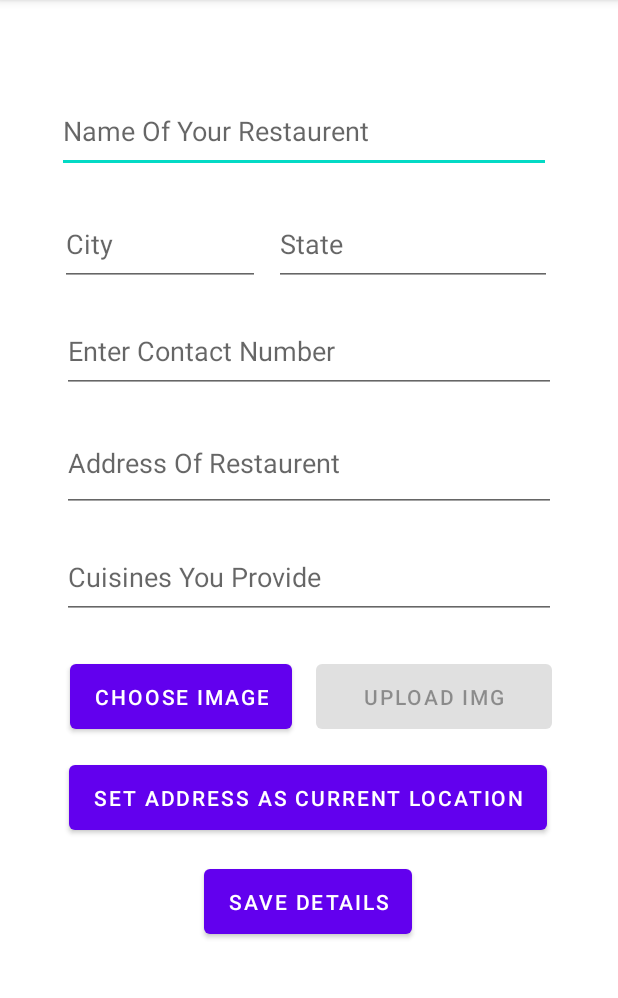
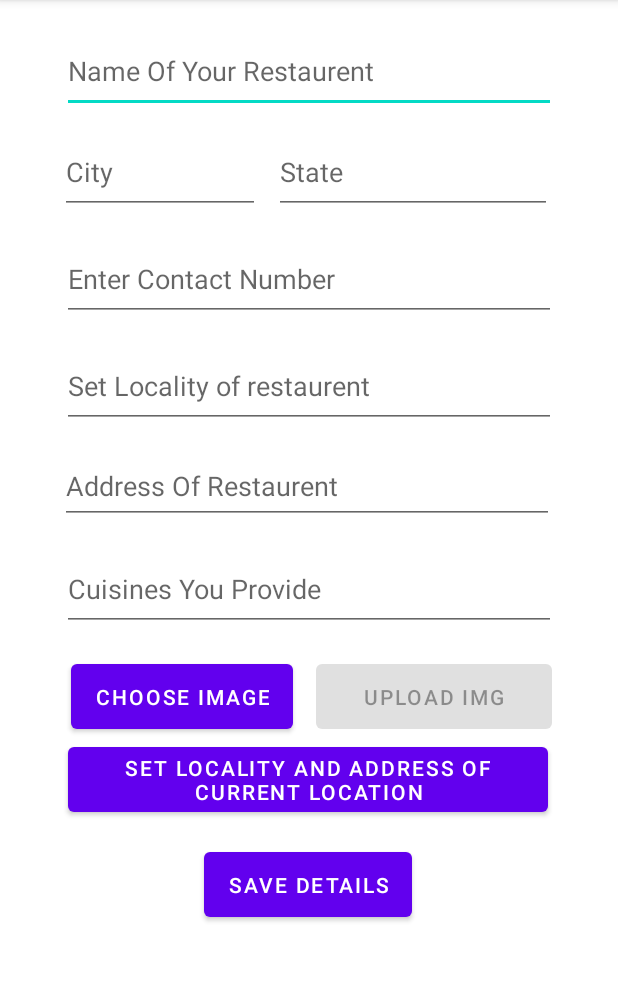
Before and after one commit to Div7195/FoodDeliveryApp, an Android app: the RestaurentDetailsActivity screen opened directly, with no data from a screen before it, after a tap on "SAVE DETAILS", on a phone screen of 412 x 824 dp, the part 84-1082 px from its top. Run offline under Robolectric (Android 15) with nearby library versions, the phone set to English and light mode, and no system bars; our stand-ins replace Firebase (no records; nobody signed in at launch, a user with empty details on screens opened directly).

Commit message:
Minor fixes

```diff
--- a/app/src/main/java/div/appd/divfoodzdeliveryapp/DishtypeExploreActivity.java
+++ b/app/src/main/java/div/appd/divfoodzdeliveryapp/DishtypeExploreActivity.java
@@ -87,6 +87,7 @@ public class DishtypeExploreActivity extends AppCompatActivity {
                             dishIds.add(snapshot2.child("dishId").getValue(String.class));
                         }
                         arrayOfRestaurents.add(new Restaurent(snapshot1.child("name").getValue(String.class)
+                                ,snapshot1.child("locality").getValue(String.class)
                         ,snapshot1.child("address").getValue(String.class)
                         ,snapshot1.child("cuisines").getValue(String.class)
                         ,snapshot1.child("city").getValue(String.class)
--- a/app/src/main/java/div/appd/divfoodzdeliveryapp/OrderViewUser.java
+++ b/app/src/main/java/div/appd/divfoodzdeliveryapp/OrderViewUser.java
@@ -87,7 +87,7 @@ public class OrderViewUser extends AppCompatActivity {
         Intent intent = getIntent();
         Bundle args = intent.getBundleExtra("bundleData");
         cartItemInfoArrayList = (ArrayList<CartItemInfo>) args.getSerializable("arraylistcartitems");
-        customerIdForUse = (String) args.getString("");
+        customerIdForUse = (String) args.getString("customerId");
         totalBillIntent = (String) args.getString("totalbill");
         taxesIntent = (String) args.getString("taxes");
         deliveryIntent = (String) args.getString("deliveryfee");
--- a/app/src/main/java/div/appd/divfoodzdeliveryapp/Restaurent.java
+++ b/app/src/main/java/div/appd/divfoodzdeliveryapp/Restaurent.java
@@ -6,6 +6,7 @@ import java.util.ArrayList;
 public class Restaurent implements Serializable {
     private String name;
     private String address;
+    private String locality;
     private String cuisines;
     private String city;
     private String state;
@@ -16,9 +17,10 @@ public class Restaurent implements Serializable {
     private String restaurentId;
     private Boolean eligible;
 
-    public  Restaurent(String name, String address, String cuisines, String city, String state, String imageUrl, String contact, ArrayList<String> categories, ArrayList<String> dishIds, String restaurentId, Boolean eligible ){
+    public  Restaurent(String name, String address, String locality, String cuisines, String city, String state, String imageUrl, String contact, ArrayList<String> categories, ArrayList<String> dishIds, String restaurentId, Boolean eligible ){
         this.name = name;
         this.address = address;
+        this.locality = locality;
         this.cuisines = cuisines;
         this.city = city;
         this.state = state;
@@ -31,6 +33,7 @@ public class Restaurent implements Serializable {
     }
     public String getName(){return name;}
     public String getAddress(){return address;}
+    public String getLocality(){return locality;}
     public String getCuisines(){return cuisines;}
     public String getCity(){return city;}
     public String getState(){return state;}
--- a/app/src/main/java/div/appd/divfoodzdeliveryapp/RestaurentDetailsActivity.java
+++ b/app/src/main/java/div/appd/divfoodzdeliveryapp/RestaurentDetailsActivity.java
@@ -56,9 +56,9 @@ import java.util.Map;
 import java.util.UUID;
 
 public class RestaurentDetailsActivity extends AppCompatActivity {
-    EditText restaurentNameView, restaurentCityView, restaurentStateView, restaurentContactView, restaurentAddressView, restaurentCuisineView;
+    EditText restaurentNameView, restaurentCityView, restaurentStateView, restaurentContactView, restaurentAddressView, restaurentCuisineView, restaurentLocalityView;
     Button chooseImageView, uploadImageView, saveDetailsView, setAddressAsCurrentLocationView;
-    String nameString, cityString, stateString, contactString, addressString, cuisineString, restaurentIdForUse, downloadableImageUrl;
+    String nameString, cityString, stateString, contactString, addressString, cuisineString, restaurentIdForUse, downloadableImageUrl, localityString;
     FusedLocationProviderClient fusedLocationProviderClient;
     Restaurent restaurentObj;
     FirebaseStorage storage;
@@ -77,11 +77,11 @@ public class RestaurentDetailsActivity extends AppCompatActivity {
         restaurentContactView = findViewById(R.id.contactField);
         restaurentAddressView = findViewById(R.id.addressField);
         restaurentCuisineView = findViewById(R.id.foodServiceField);
+        restaurentLocalityView = findViewById(R.id.localityRestaurentField);
         chooseImageView = findViewById(R.id.chooseImageButton);
         uploadImageView = findViewById(R.id.uploadRestoImageButton);
         saveDetailsView = findViewById(R.id.saveRestaurentButton);
         setAddressAsCurrentLocationView = findViewById(R.id.setAddressButton);
-
         fusedLocationProviderClient = LocationServices.getFusedLocationProviderClient(this);
         storage = FirebaseStorage.getInstance();
         storageReference = storage.getReferenceFromUrl("gs://food-delivery-app-91b3a.appspot.com");
@@ -102,6 +102,7 @@ public class RestaurentDetailsActivity extends AppCompatActivity {
 
                  restaurentObj = new Restaurent(snapshot.child("name").getValue(String.class)
                 ,snapshot.child("address").getValue(String.class)
+                         ,snapshot.child("locality").getValue(String.class)
                 ,snapshot.child("cuisines").getValue(String.class)
                 ,snapshot.child("city").getValue(String.class)
                 ,snapshot.child("state").getValue(String.class)
@@ -118,9 +119,11 @@ public class RestaurentDetailsActivity extends AppCompatActivity {
                 restaurentContactView.setText(restaurentObj.getContact());
                 restaurentAddressView.setText(restaurentObj.getAddress());
                 restaurentCuisineView.setText(restaurentObj.getCuisines());
+                restaurentLocalityView.setText(restaurentObj.getLocality());
 //                enabling buttons
                 chooseImageView.setEnabled(true);
                 setAddressAsCurrentLocationView.setEnabled(true);
+
                 saveDetailsView.setEnabled(true);
             }
 
@@ -139,8 +142,8 @@ public class RestaurentDetailsActivity extends AppCompatActivity {
                 contactString = restaurentContactView.getText().toString();
                 addressString = restaurentAddressView.getText().toString();
                 cuisineString = restaurentCuisineView.getText().toString();
-
-                if (nameString.isEmpty() || cityString.isEmpty() || stateString.isEmpty() || contactString.isEmpty() || addressString.isEmpty() || cuisineString.isEmpty()) {
+                localityString = restaurentLocalityView.getText().toString();
+                if (nameString.isEmpty() || cityString.isEmpty() || stateString.isEmpty() || contactString.isEmpty() || addressString.isEmpty() || cuisineString.isEmpty() || localityString.isEmpty()) {
                     Toast.makeText(RestaurentDetailsActivity.this, "Fields cannot be empty", Toast.LENGTH_SHORT).show();
                 }else{
                 databaseReference.child("restaurents").child(restaurentIdForUse).addListenerForSingleValueEvent(new ValueEventListener() {
@@ -166,6 +169,11 @@ public class RestaurentDetailsActivity extends AppCompatActivity {
                         if (!restaurentContactView.getText().toString().equals(restaurentObj.getContact())) {
                             Map<String, Object> updates = new HashMap<>();
                             updates.put("contact", restaurentContactView.getText().toString());
+                            snapshot.getRef().updateChildren(updates);
+                        }
+                        if (!restaurentLocalityView.getText().toString().equals(restaurentObj.getLocality())) {
+                            Map<String, Object> updates = new HashMap<>();
+                            updates.put("locality", restaurentLocalityView.getText().toString());
                             snapshot.getRef().updateChildren(updates);
                         }
                         if (!restaurentAddressView.getText().toString().equals(restaurentObj.getAddress())) {
@@ -208,9 +216,11 @@ public class RestaurentDetailsActivity extends AppCompatActivity {
         setAddressAsCurrentLocationView.setOnClickListener(new View.OnClickListener() {
             @Override
             public void onClick(View view) {
+
                 getLastLocation();
             }
         });
+
 
         chooseImageView.setOnClickListener(new View.OnClickListener() {
             @Override
@@ -328,7 +338,10 @@ public class RestaurentDetailsActivity extends AppCompatActivity {
                         try {
                             addresses = geocoder.getFromLocation(location.getLatitude(), location.getLongitude(), 1);
                             String currentAddress = addresses.get(0).getSubLocality();
-                            restaurentAddressView.setText(currentAddress);
+                            String currentLocality = addresses.get(0).getAddressLine(0);
+                                restaurentAddressView.setText(currentLocality);
+                                restaurentLocalityView.setText(currentAddress);
+
                         } catch (IOException e) {
                             throw new RuntimeException(e);
                         }
--- a/app/src/main/res/layout/activity_restaurent_details.xml
+++ b/app/src/main/res/layout/activity_restaurent_details.xml
@@ -10,13 +10,12 @@
         android:id="@+id/restaurentNameField"
         android:layout_width="329dp"
         android:layout_height="55dp"
-        android:layout_marginTop="60dp"
+        android:layout_marginTop="20dp"
         android:ems="10"
         android:hint="Name Of Your Restaurent"
         android:inputType="textPersonName"
         android:textSize="18sp"
         app:layout_constraintEnd_toEndOf="parent"
-        app:layout_constraintHorizontal_bias="0.463"
         app:layout_constraintStart_toStartOf="parent"
         app:layout_constraintTop_toTopOf="parent" />
 
@@ -25,7 +24,7 @@
         android:layout_width="133dp"
         android:layout_height="55dp"
         android:layout_marginStart="40dp"
-        android:layout_marginTop="20dp"
+        android:layout_marginTop="12dp"
         android:ems="10"
         android:hint="City"
         android:inputType="textPersonName"
@@ -49,9 +48,8 @@
         android:id="@+id/setAddressButton"
         android:layout_width="wrap_content"
         android:layout_height="55dp"
-        android:layout_marginTop="12dp"
         android:enabled="false"
-        android:text="Set Address As Current Location"
+        android:text="Set Locality and Address of current location"
         app:layout_constraintEnd_toEndOf="parent"
         app:layout_constraintHorizontal_bias="0.494"
         app:layout_constraintStart_toStartOf="parent"
@@ -86,11 +84,11 @@
         android:id="@+id/chooseImageButton"
         android:layout_width="wrap_content"
         android:layout_height="55dp"
-        android:layout_marginTop="24dp"
+        android:layout_marginTop="16dp"
         android:enabled="false"
         android:text="Choose Image"
         app:layout_constraintEnd_toStartOf="@+id/uploadRestoImageButton"
-        app:layout_constraintHorizontal_bias="0.741"
+        app:layout_constraintHorizontal_bias="0.754"
         app:layout_constraintStart_toStartOf="parent"
         app:layout_constraintTop_toBottomOf="@+id/foodServiceField" />
 
@@ -119,12 +117,26 @@
     <EditText
         android:id="@+id/addressField"
         android:layout_width="329dp"
-        android:layout_height="55dp"
-        android:layout_marginTop="24dp"
+        android:layout_height="wrap_content"
+        android:layout_marginTop="16dp"
         android:ems="10"
         android:gravity="start|top"
         android:hint="Address Of Restaurent"
         android:inputType="textMultiLine"
+        android:minHeight="48dp"
+        app:layout_constraintEnd_toEndOf="parent"
+        app:layout_constraintHorizontal_bias="0.487"
+        app:layout_constraintStart_toStartOf="parent"
+        app:layout_constraintTop_toBottomOf="@+id/localityRestaurentField" />
+
+    <EditText
+        android:id="@+id/localityRestaurentField"
+        android:layout_width="329dp"
+        android:layout_height="55dp"
+        android:layout_marginTop="16dp"
+        android:ems="10"
+        android:hint="Set Locality of restaurent"
+        android:inputType="textPersonName"
         app:layout_constraintEnd_toEndOf="parent"
         app:layout_constraintStart_toStartOf="parent"
         app:layout_constraintTop_toBottomOf="@+id/contactField" />
--- a/app/src/main/res/layout/activity_user_resto.xml
+++ b/app/src/main/res/layout/activity_user_resto.xml
@@ -52,7 +52,7 @@
                         android:id="@+id/textView4"
                         android:layout_width="wrap_content"
                         android:layout_height="wrap_content"
-                        android:text="Address"
+                        android:text="Locality"
                         android:textSize="22sp"
                         android:textStyle="bold" />
 
```
Also changed, not shown: app/src/main/java/div/appd/divfoodzdeliveryapp/UserRestoActivity.java (+5 -5 lines).
